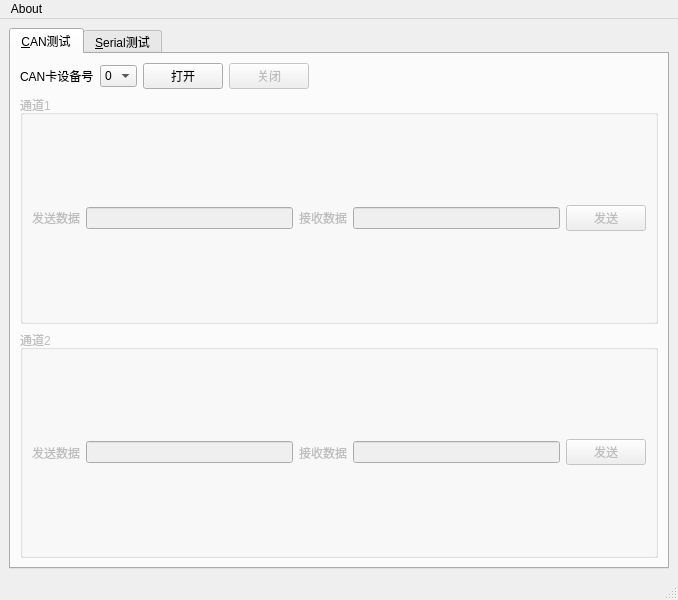
Qt form mainwindow.ui (TurnipBun/rtqt) before a commit.
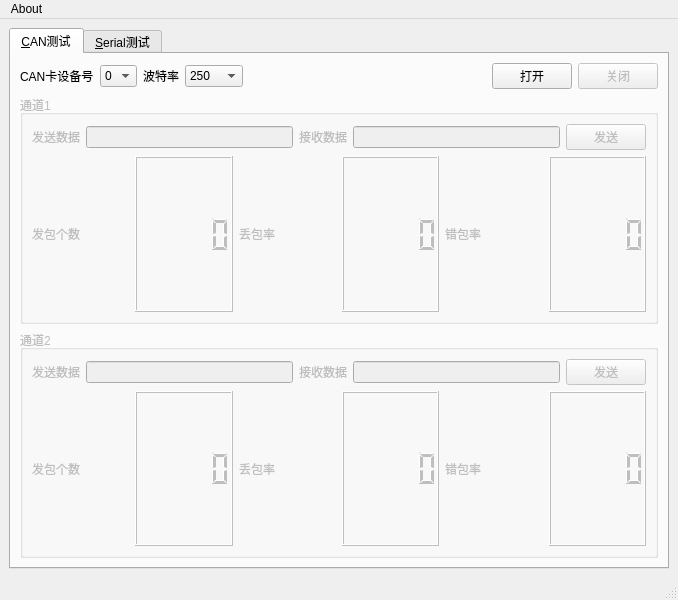
The same form after that commit. Icons and pictures are not drawn.

```diff
--- a/mainwindow.ui
+++ b/mainwindow.ui
@@ -31,7 +31,7 @@
        <attribute name="title">
         <string>&amp;CAN测试</string>
        </attribute>
-       <layout class="QVBoxLayout" name="verticalLayout_2">
+       <layout class="QVBoxLayout" name="verticalLayout_4">
         <item>
          <layout class="QHBoxLayout" name="horizontalLayout_3">
           <item>
@@ -86,24 +86,74 @@
            </widget>
           </item>
           <item>
-           <widget class="QPushButton" name="pushCANOpen">
+           <widget class="QLabel" name="labelCANRate">
             <property name="text">
-             <string>打开</string>
+             <string>波特率</string>
             </property>
            </widget>
           </item>
           <item>
-           <widget class="QPushButton" name="pushCANClose">
-            <property name="enabled">
-             <bool>false</bool>
+           <widget class="QComboBox" name="comboCANRate">
+            <property name="currentIndex">
+             <number>5</number>
             </property>
+            <property name="maxVisibleItems">
+             <number>10</number>
+            </property>
+            <item>
             <property name="text">
-             <string>关闭</string>
-            </property>
+              <string>10</string>
+             </property>
+            </item>
+            <item>
+             <property name="text">
+              <string>50</string>
+             </property>
+            </item>
+            <item>
+             <property name="text">
+              <string>100</string>
+             </property>
+            </item>
+            <item>
+             <property name="text">
+              <string>125</string>
+             </property>
+            </item>
+            <item>
+             <property name="text">
+              <string>200</string>
+             </property>
+            </item>
+            <item>
+             <property name="text">
+              <string>250</string>
+             </property>
+            </item>
+            <item>
+             <property name="text">
+              <string>400</string>
+             </property>
+            </item>
+            <item>
+             <property name="text">
+              <string>500</string>
+             </property>
+            </item>
+            <item>
+             <property name="text">
+              <string>800</string>
+             </property>
+            </item>
+            <item>
+             <property name="text">
+              <string>1000</string>
+             </property>
+            </item>
            </widget>
           </item>
           <item>
-           <spacer name="horizontalSpacer">
+           <spacer name="horizontalSpacer_2">
             <property name="orientation">
              <enum>Qt::Horizontal</enum>
             </property>
@@ -115,6 +165,23 @@
             </property>
            </spacer>
           </item>
+          <item>
+           <widget class="QPushButton" name="pushCANOpen">
+            <property name="text">
+             <string>打开</string>
+            </property>
+           </widget>
+          </item>
+          <item>
+           <widget class="QPushButton" name="pushCANClose">
+            <property name="enabled">
+             <bool>false</bool>
+            </property>
+            <property name="text">
+             <string>关闭</string>
+            </property>
+           </widget>
+          </item>
          </layout>
         </item>
         <item>
@@ -125,7 +192,9 @@
           <property name="title">
            <string>通道1</string>
           </property>
-          <layout class="QHBoxLayout" name="horizontalLayout">
+          <layout class="QVBoxLayout" name="verticalLayout_2">
+           <item>
+            <layout class="QHBoxLayout" name="horizontalLayout_5">
            <item>
             <widget class="QLabel" name="labelSendData_1">
              <property name="text">
@@ -154,6 +223,42 @@
             </widget>
            </item>
           </layout>
+           </item>
+           <item>
+            <layout class="QHBoxLayout" name="horizontalLayout">
+             <item>
+              <widget class="QLabel" name="labelSendNum_1">
+               <property name="text">
+                <string>发包个数</string>
+               </property>
+              </widget>
+             </item>
+             <item>
+              <widget class="QLCDNumber" name="lcdSendNum_1"/>
+             </item>
+             <item>
+              <widget class="QLabel" name="labelLostRate_1">
+               <property name="text">
+                <string>丢包率</string>
+               </property>
+              </widget>
+             </item>
+             <item>
+              <widget class="QLCDNumber" name="lcdLostRate_1"/>
+             </item>
+             <item>
+              <widget class="QLabel" name="labelErrRate_1">
+               <property name="text">
+                <string>错包率</string>
+               </property>
+              </widget>
+             </item>
+             <item>
+              <widget class="QLCDNumber" name="lcdErrRate_1"/>
+             </item>
+            </layout>
+           </item>
+          </layout>
          </widget>
         </item>
         <item>
@@ -164,7 +269,9 @@
           <property name="title">
            <string>通道2</string>
           </property>
-          <layout class="QHBoxLayout" name="horizontalLayout_2">
+          <layout class="QVBoxLayout" name="verticalLayout_3">
+           <item>
+            <layout class="QHBoxLayout" name="horizontalLayout_6">
            <item>
             <widget class="QLabel" name="labelSendData_2">
              <property name="text">
@@ -191,6 +298,42 @@
               <string>发送</string>
              </property>
             </widget>
+             </item>
+            </layout>
+           </item>
+           <item>
+            <layout class="QHBoxLayout" name="horizontalLayout_2">
+             <item>
+              <widget class="QLabel" name="labelSendNum_2">
+               <property name="text">
+                <string>发包个数</string>
+               </property>
+              </widget>
+             </item>
+             <item>
+              <widget class="QLCDNumber" name="lcdSendNum_2"/>
+             </item>
+             <item>
+              <widget class="QLabel" name="labelLostRate_2">
+               <property name="text">
+                <string>丢包率</string>
+               </property>
+              </widget>
+             </item>
+             <item>
+              <widget class="QLCDNumber" name="lcdLostRate_2"/>
+             </item>
+             <item>
+              <widget class="QLabel" name="labelErrRate_2">
+               <property name="text">
+                <string>错包率</string>
+               </property>
+              </widget>
+             </item>
+             <item>
+              <widget class="QLCDNumber" name="lcdErrRate_2"/>
+             </item>
+            </layout>
            </item>
           </layout>
          </widget>
```
Lines whose indentation alone changed are shown as unchanged.
